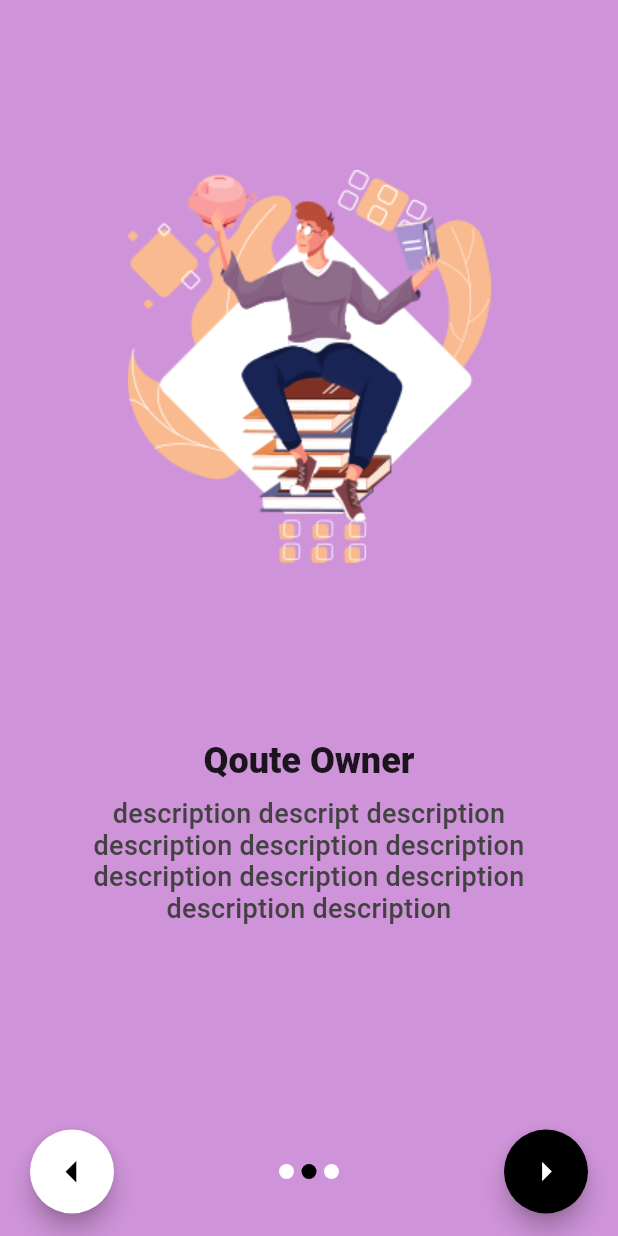
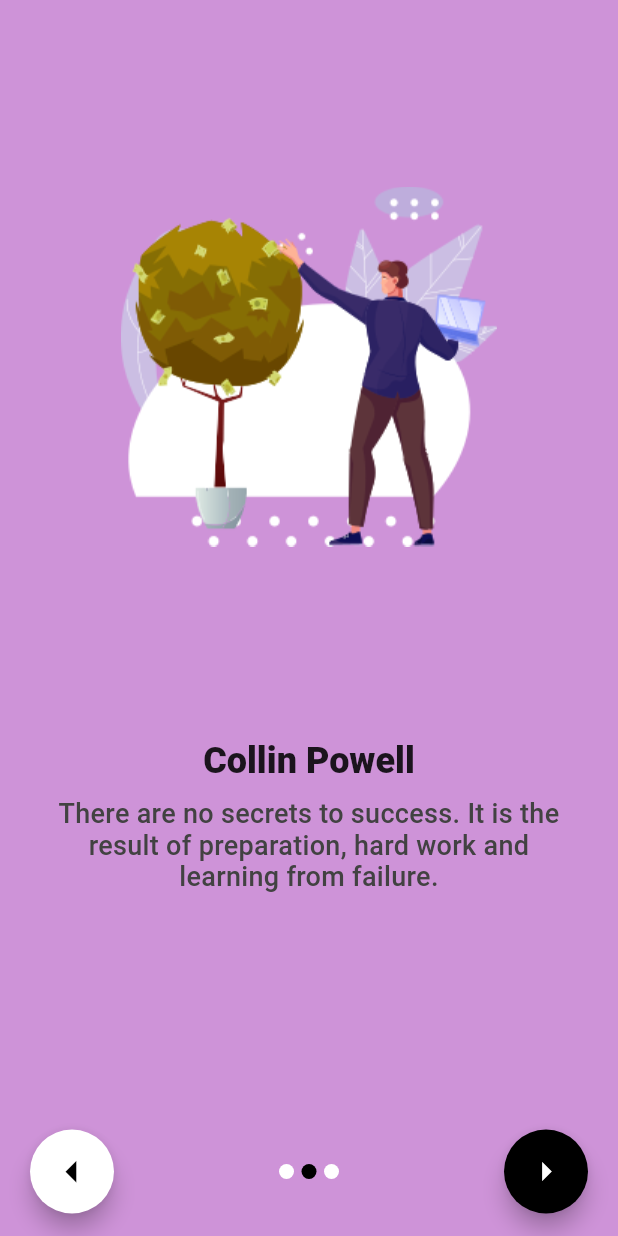
Before and after one commit to RealEskalate/Practice, a Flutter app: the EyobPage screen opened by its route, after a tap on the "arrow left" icon, on a phone screen of 412 x 824 dp. Run offline on Flutter 3.47's test engine with Material 2 defaults, Android fonts, the phone set to English and light mode, and no system bars; our stand-ins replace bloc, flutter_bloc, google_fonts.

Commit message:
implement qoute bloc

```diff
--- /dev/null
+++ b/starter_project_mobile/lib/bloc/qoute_bloc/qoute_bloc.dart
@@ -0,0 +1,29 @@
+import 'dart:async';
+
+import 'package:bloc/bloc.dart';
+
+import 'package:start_project_mobile/models/Qoute.dart';
+
+part 'qoute_state.dart';
+
+enum QouteEvent { next, prev }
+
+class QouteBloc extends Bloc<QouteEvent, QouteState> {
+  QouteBloc() : super(QouteState(index: 0));
+
+  @override
+  Stream<QouteState> mapEventToState(
+    QouteEvent event,
+  ) async* {
+    switch (event) {
+      case QouteEvent.next:
+        int nexIndex = (state.index + 1) % QouteState.qoutesCount;
+        yield QouteState(index: nexIndex);
+        break;
+      case QouteEvent.prev:
+        int newIndex =
+            (state.index + QouteState.qoutesCount - 1) % QouteState.qoutesCount;
+        yield QouteState(index: newIndex);
+    }
+  }
+}
--- /dev/null
+++ b/starter_project_mobile/lib/bloc/qoute_bloc/qoute_state.dart
@@ -0,0 +1,30 @@
+part of 'qoute_bloc.dart';
+
+class QouteState {
+  static final _qoutes = <Qoute>[
+    Qoute(
+      author: "Dolly Parton",
+      text:
+          "The way I see it, if you want the rainbow, you gotta put up with the rain",
+      illustration: "assets/illustration2.png",
+    ),
+    Qoute(
+      author: "Albert Einstein",
+      text: "Once you stop learning, you start dying.",
+      illustration: "assets/illustration3.png",
+    ),
+    Qoute(
+      author: "Collin Powell",
+      text:
+          "There are no secrets to success. It is the result of preparation, hard work and learning from failure.",
+      illustration: "assets/illustration1.png",
+    ),
+  ];
+
+  Qoute qoute;
+  int index;
+
+  static int get qoutesCount => _qoutes.length;
+
+  QouteState({required this.index}) : this.qoute = _qoutes[index];
+}
--- /dev/null
+++ b/starter_project_mobile/lib/models/Qoute.dart
@@ -0,0 +1,11 @@
+class Qoute {
+  String author;
+  String text;
+  String illustration;
+
+  Qoute({
+    required this.author,
+    required this.text,
+    required this.illustration,
+  });
+}
--- a/starter_project_mobile/lib/screens/eyob_page.dart
+++ b/starter_project_mobile/lib/screens/eyob_page.dart
@@ -1,45 +1,61 @@
 import 'package:flutter/material.dart';
 import 'package:flutter_bloc/flutter_bloc.dart';
+import 'package:start_project_mobile/bloc/qoute_bloc/qoute_bloc.dart';
 
 class EyobPage extends StatelessWidget {
   static const PageRoute = '/eyob';
 
   @override
   Widget build(BuildContext context) {
-    return Scaffold(
+    return BlocProvider<QouteBloc>(
+      create: (_) => QouteBloc(),
+      child: Scaffold(
         backgroundColor: Colors.purple[200],
-      body: SafeArea(
+        body: Builder(builder: (BuildContext context) => _buildLayout(context)),
+      ),
+    );
+  }
+
+  SafeArea _buildLayout(BuildContext context) {
+    return SafeArea(
       child: Padding(
         padding: const EdgeInsets.symmetric(horizontal: 20.0),
         child: Column(
           crossAxisAlignment: CrossAxisAlignment.center,
           children: [
-              Expanded(
+            BlocBuilder<QouteBloc, QouteState>(
+              builder: (context, state) {
+                return Expanded(
                   child: Center(
-                  child: Image.asset('assets/illustration3.png'),
+                    child: Image.asset(state.qoute.illustration),
                   ),
                   flex: 2,
+                );
+              },
             ),
             SizedBox(
               height: 5.0,
             ),
             Expanded(
               flex: 1,
-                child: Column(
+              child: BlocBuilder<QouteBloc, QouteState>(
+                builder: (context, state) {
+                  return Column(
                     crossAxisAlignment: CrossAxisAlignment.center,
                     children: [
-                    Text(
-                      "Qoute Owner",
-                      style: Theme.of(context).textTheme.headline5?.copyWith(
-                          fontSize: 24.0, fontWeight: FontWeight.w800),
-                    ),
+                      Text(state.qoute.author,
+                          style: Theme.of(context)
+                              .textTheme
+                              .headline5
+                              ?.copyWith(
+                                  fontSize: 24.0, fontWeight: FontWeight.w800)),
                       SizedBox(
                         height: 10.0,
                       ),
                       Padding(
                         padding: const EdgeInsets.symmetric(horizontal: 10.0),
                         child: Text(
-                        "description descript description description description description description description description description description",
+                          state.qoute.text,
                           textAlign: TextAlign.center,
                           style: TextStyle(
                               letterSpacing: .2,
@@ -49,6 +65,8 @@ class EyobPage extends StatelessWidget {
                         ),
                       )
                     ],
+                  );
+                },
               ),
             ),
             Padding(
@@ -58,7 +76,9 @@ class EyobPage extends StatelessWidget {
                 children: [
                   FloatingActionButton(
                     heroTag: "prev btn",
-                      onPressed: () {},
+                    onPressed: () {
+                      context.read<QouteBloc>().add(QouteEvent.prev);
+                    },
                     child: Icon(
                       Icons.arrow_left,
                       size: 35.0,
@@ -91,7 +111,9 @@ class EyobPage extends StatelessWidget {
                   ),
                   FloatingActionButton(
                     heroTag: "next btn",
-                      onPressed: () {},
+                    onPressed: () {
+                      BlocProvider.of<QouteBloc>(context).add(QouteEvent.next);
+                    },
                     child: Icon(
                       Icons.arrow_right,
                       size: 30.0,
@@ -105,7 +127,6 @@ class EyobPage extends StatelessWidget {
           ],
         ),
       ),
-      ),
     );
   }
 }
```
Lines whose indentation alone changed are shown as unchanged.
